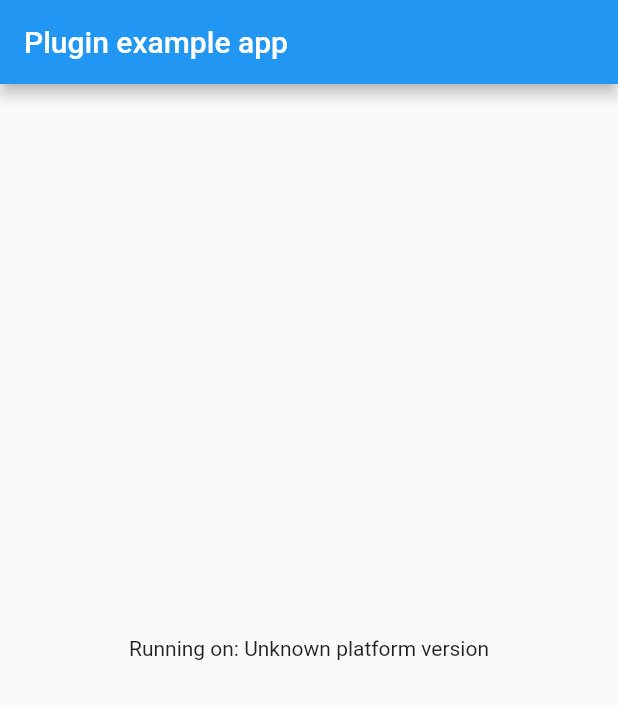
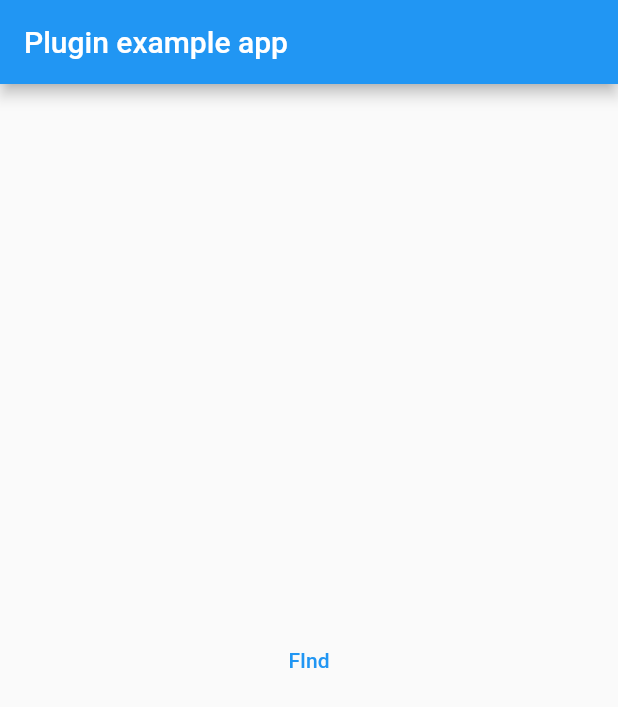
Before and after one commit to ovatu/starxpand_flutter, a Flutter app: the screen it shows after launch, on a phone screen of 412 x 824 dp. Shown: the top 707 px of the screen. Run offline on Flutter 3.47's test engine with Material 2 defaults, Android fonts, the light colour scheme and no system bars.

Commit message:
add ios plist data, find() test method

```diff
--- a/example/lib/main.dart
+++ b/example/lib/main.dart
@@ -16,34 +16,14 @@ class MyApp extends StatefulWidget {
 }
 
 class _MyAppState extends State<MyApp> {
-  String _platformVersion = 'Unknown';
-
   @override
   void initState() {
     super.initState();
-    initPlatformState();
   }
 
   // Platform messages are asynchronous, so we initialize in an async method.
-  Future<void> initPlatformState() async {
-    String platformVersion;
-    // Platform messages may fail, so we use a try/catch PlatformException.
-    // We also handle the message potentially returning null.
-    try {
-      platformVersion =
-          await Starxpand.platformVersion ?? 'Unknown platform version';
-    } on PlatformException {
-      platformVersion = 'Failed to get platform version.';
-    }
-
-    // If the widget was removed from the tree while the asynchronous platform
-    // message was in flight, we want to discard the reply rather than calling
-    // setState to update our non-existent appearance.
-    if (!mounted) return;
-
-    setState(() {
-      _platformVersion = platformVersion;
-    });
+  Future<void> _find() async {
+    await Starxpand.find();
   }
 
   @override
@@ -54,7 +34,10 @@ class _MyAppState extends State<MyApp> {
           title: const Text('Plugin example app'),
         ),
         body: Center(
-          child: Text('Running on: $_platformVersion\n'),
+          child: TextButton(
+            child: Text('FInd'),
+            onPressed: () => _find(),
+          ),
         ),
       ),
     );
--- a/lib/starxpand.dart
+++ b/lib/starxpand.dart
@@ -1,4 +1,3 @@
-
 import 'dart:async';
 
 import 'package:flutter/services.dart';
@@ -6,8 +5,7 @@ import 'package:flutter/services.dart';
 class Starxpand {
   static const MethodChannel _channel = MethodChannel('starxpand');
 
-  static Future<String?> get platformVersion async {
-    final String? version = await _channel.invokeMethod('getPlatformVersion');
-    return version;
+  static Future<void> find() async {
+    await _channel.invokeMethod('find');
   }
 }
```
Also changed, not shown: 2 other files.
